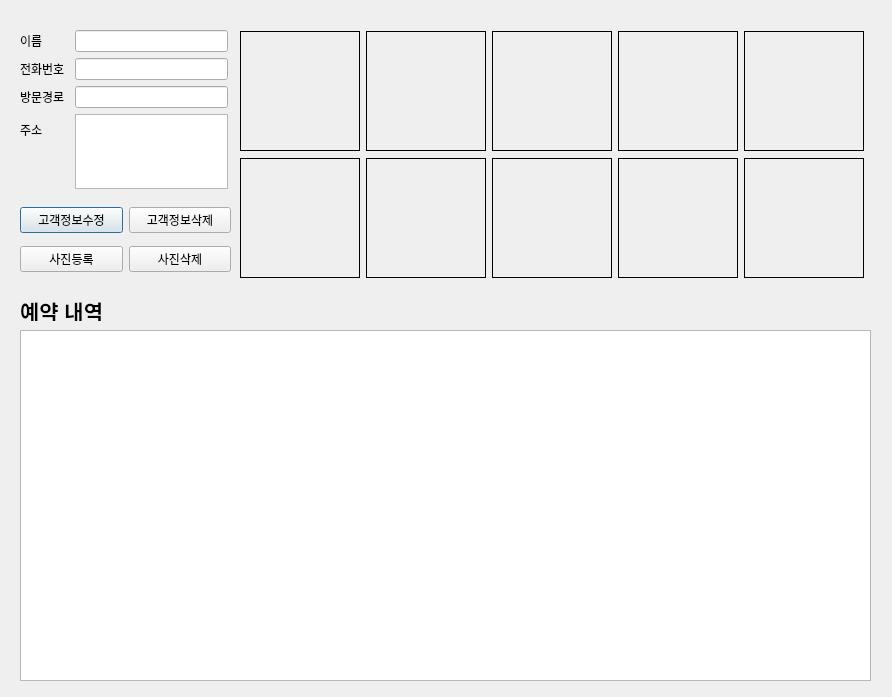
The window that SereneU/CustomerDetail.ui (rgvefc1/SereneU_window) describes before a commit, drawn with Qt 5.
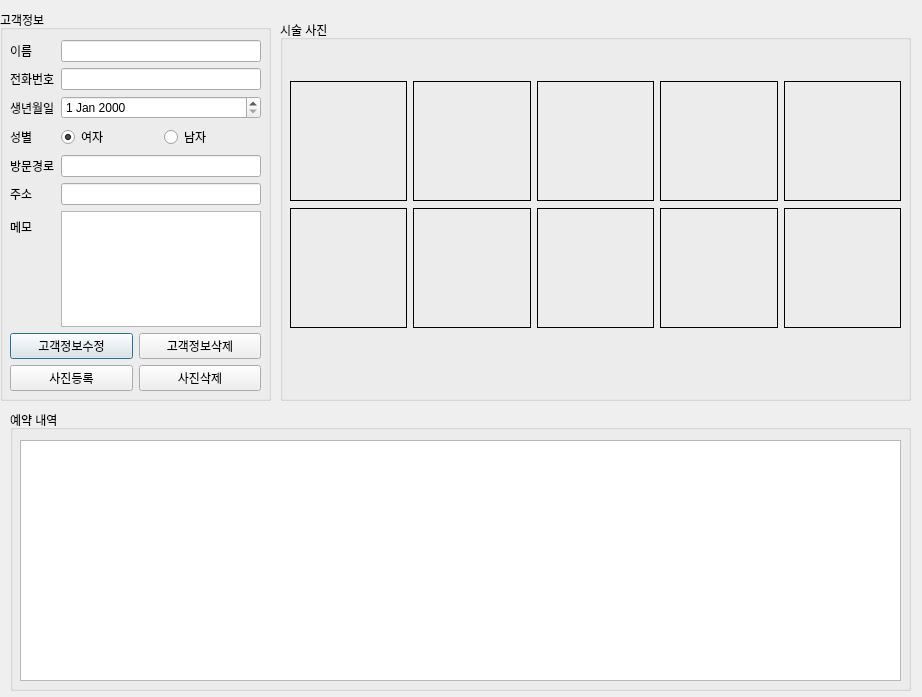
The same window after the commit. Icons and pictures are not drawn.

```diff
--- a/SereneU/CustomerDetail.ui
+++ b/SereneU/CustomerDetail.ui
@@ -6,417 +6,461 @@
    <rect>
     <x>0</x>
     <y>0</y>
-    <width>892</width>
+    <width>922</width>
     <height>697</height>
    </rect>
   </property>
   <property name="windowTitle">
    <string>Dialog</string>
   </property>
-  <widget class="QTableView" name="tableView">
+  <widget class="QGroupBox" name="groupBox">
    <property name="geometry">
     <rect>
-     <x>20</x>
-     <y>330</y>
-     <width>851</width>
-     <height>351</height>
+     <x>0</x>
+     <y>10</y>
+     <width>271</width>
+     <height>391</height>
     </rect>
    </property>
-  </widget>
-  <widget class="QWidget" name="verticalLayoutWidget">
-   <property name="geometry">
-    <rect>
-     <x>240</x>
-     <y>30</y>
-     <width>628</width>
-     <height>251</height>
-    </rect>
+   <property name="title">
+    <string>고객정보</string>
    </property>
-   <layout class="QVBoxLayout" name="verticalLayout">
-    <item>
-     <layout class="QHBoxLayout" name="horizontalLayout">
-      <item>
-       <widget class="QLabel" name="labelImg0">
-        <property name="maximumSize">
-         <size>
-          <width>120</width>
-          <height>120</height>
-         </size>
-        </property>
-        <property name="frameShape">
-         <enum>QFrame::Shape::Box</enum>
-        </property>
-        <property name="text">
-         <string/>
-        </property>
-        <property name="pixmap">
-         <pixmap resource="SereneU.qrc">:/images/default_img.jpg</pixmap>
-        </property>
-        <property name="scaledContents">
-         <bool>true</bool>
-        </property>
-       </widget>
-      </item>
-      <item>
-       <widget class="QLabel" name="labelImg1">
-        <property name="maximumSize">
-         <size>
-          <width>120</width>
-          <height>120</height>
-         </size>
-        </property>
-        <property name="frameShape">
-         <enum>QFrame::Shape::Box</enum>
-        </property>
-        <property name="text">
-         <string/>
-        </property>
-        <property name="pixmap">
-         <pixmap resource="SereneU.qrc">:/images/default_img.jpg</pixmap>
-        </property>
-        <property name="scaledContents">
-         <bool>true</bool>
-        </property>
-       </widget>
-      </item>
-      <item>
-       <widget class="QLabel" name="labelImg2">
-        <property name="maximumSize">
-         <size>
-          <width>120</width>
-          <height>120</height>
-         </size>
-        </property>
-        <property name="frameShape">
-         <enum>QFrame::Shape::Box</enum>
-        </property>
-        <property name="text">
-         <string/>
-        </property>
-        <property name="pixmap">
-         <pixmap resource="SereneU.qrc">:/images/default_img.jpg</pixmap>
-        </property>
-        <property name="scaledContents">
-         <bool>true</bool>
-        </property>
-       </widget>
-      </item>
-      <item>
-       <widget class="QLabel" name="labelImg3">
-        <property name="maximumSize">
-         <size>
-          <width>120</width>
-          <height>120</height>
-         </size>
-        </property>
-        <property name="frameShape">
-         <enum>QFrame::Shape::Box</enum>
-        </property>
-        <property name="text">
-         <string/>
-        </property>
-        <property name="pixmap">
-         <pixmap resource="SereneU.qrc">:/images/default_img.jpg</pixmap>
-        </property>
-        <property name="scaledContents">
-         <bool>true</bool>
-        </property>
-       </widget>
-      </item>
-      <item>
-       <widget class="QLabel" name="labelImg4">
-        <property name="maximumSize">
-         <size>
-          <width>120</width>
-          <height>120</height>
-         </size>
-        </property>
-        <property name="frameShape">
-         <enum>QFrame::Shape::Box</enum>
-        </property>
-        <property name="text">
-         <string/>
-        </property>
-        <property name="pixmap">
-         <pixmap resource="SereneU.qrc">:/images/default_img.jpg</pixmap>
-        </property>
-        <property name="scaledContents">
-         <bool>true</bool>
-        </property>
-       </widget>
-      </item>
-     </layout>
-    </item>
-    <item>
-     <layout class="QHBoxLayout" name="horizontalLayout_3">
-      <item>
-       <widget class="QLabel" name="labelImg5">
-        <property name="maximumSize">
-         <size>
-          <width>120</width>
-          <height>120</height>
-         </size>
-        </property>
-        <property name="frameShape">
-         <enum>QFrame::Shape::Box</enum>
-        </property>
-        <property name="text">
-         <string/>
-        </property>
-        <property name="pixmap">
-         <pixmap resource="SereneU.qrc">:/images/default_img.jpg</pixmap>
-        </property>
-        <property name="scaledContents">
-         <bool>true</bool>
-        </property>
-       </widget>
-      </item>
-      <item>
-       <widget class="QLabel" name="labelImg6">
-        <property name="maximumSize">
-         <size>
-          <width>120</width>
-          <height>120</height>
-         </size>
-        </property>
-        <property name="frameShape">
-         <enum>QFrame::Shape::Box</enum>
-        </property>
-        <property name="text">
-         <string/>
-        </property>
-        <property name="pixmap">
-         <pixmap resource="SereneU.qrc">:/images/default_img.jpg</pixmap>
-        </property>
-        <property name="scaledContents">
-         <bool>true</bool>
-        </property>
-       </widget>
-      </item>
-      <item>
-       <widget class="QLabel" name="labelImg7">
-        <property name="maximumSize">
-         <size>
-          <width>120</width>
-          <height>120</height>
-         </size>
-        </property>
-        <property name="frameShape">
-         <enum>QFrame::Shape::Box</enum>
-        </property>
-        <property name="text">
-         <string/>
-        </property>
-        <property name="pixmap">
-         <pixmap resource="SereneU.qrc">:/images/default_img.jpg</pixmap>
-        </property>
-        <property name="scaledContents">
-         <bool>true</bool>
-        </property>
-       </widget>
-      </item>
-      <item>
-       <widget class="QLabel" name="labelImg8">
-        <property name="maximumSize">
-         <size>
-          <width>120</width>
-          <height>120</height>
-         </size>
-        </property>
-        <property name="frameShape">
-         <enum>QFrame::Shape::Box</enum>
-        </property>
-        <property name="text">
-         <string/>
-        </property>
-        <property name="pixmap">
-         <pixmap resource="SereneU.qrc">:/images/default_img.jpg</pixmap>
-        </property>
-        <property name="scaledContents">
-         <bool>true</bool>
-        </property>
-       </widget>
-      </item>
-      <item>
-       <widget class="QLabel" name="labelImg9">
-        <property name="maximumSize">
-         <size>
-          <width>120</width>
-          <height>120</height>
-         </size>
-        </property>
-        <property name="frameShape">
-         <enum>QFrame::Shape::Box</enum>
-        </property>
-        <property name="text">
-         <string/>
-        </property>
-        <property name="pixmap">
-         <pixmap resource="SereneU.qrc">:/images/default_img.jpg</pixmap>
-        </property>
-        <property name="scaledContents">
-         <bool>true</bool>
-        </property>
-       </widget>
-      </item>
-     </layout>
-    </item>
-   </layout>
-  </widget>
-  <widget class="QWidget" name="formLayoutWidget">
-   <property name="geometry">
-    <rect>
-     <x>20</x>
-     <y>30</y>
-     <width>211</width>
-     <height>161</height>
-    </rect>
-   </property>
-   <layout class="QFormLayout" name="formLayout">
-    <property name="labelAlignment">
-     <set>Qt::AlignmentFlag::AlignLeading|Qt::AlignmentFlag::AlignLeft|Qt::AlignmentFlag::AlignVCenter</set>
+   <widget class="QWidget" name="verticalLayoutWidget_3">
+    <property name="geometry">
+     <rect>
+      <x>10</x>
+      <y>30</y>
+      <width>251</width>
+      <height>351</height>
+     </rect>
     </property>
-    <property name="formAlignment">
-     <set>Qt::AlignmentFlag::AlignCenter</set>
-    </property>
-    <property name="horizontalSpacing">
-     <number>10</number>
-    </property>
-    <property name="verticalSpacing">
-     <number>6</number>
-    </property>
-    <property name="leftMargin">
-     <number>0</number>
-    </property>
-    <property name="topMargin">
-     <number>0</number>
-    </property>
-    <property name="rightMargin">
-     <number>3</number>
-    </property>
-    <property name="bottomMargin">
-     <number>2</number>
-    </property>
-    <item row="0" column="1">
-     <widget class="QLineEdit" name="lineEdit"/>
-    </item>
-    <item row="1" column="1">
-     <widget class="QLineEdit" name="lineEdit_2"/>
-    </item>
-    <item row="2" column="1">
-     <widget class="QLineEdit" name="lineEdit_3"/>
-    </item>
-    <item row="3" column="1">
-     <widget class="QTextEdit" name="textEdit"/>
-    </item>
-    <item row="0" column="0">
-     <widget class="QLabel" name="label">
-      <property name="text">
-       <string>이름</string>
-      </property>
-     </widget>
-    </item>
-    <item row="1" column="0">
-     <widget class="QLabel" name="label_2">
-      <property name="text">
-       <string>전화번호</string>
-      </property>
-     </widget>
-    </item>
-    <item row="2" column="0">
-     <widget class="QLabel" name="label_3">
-      <property name="text">
-       <string>방문경로</string>
-      </property>
-     </widget>
-    </item>
-    <item row="3" column="0">
-     <widget class="QLabel" name="label_4">
-      <property name="text">
-       <string>주소</string>
-      </property>
-     </widget>
-    </item>
-   </layout>
+    <layout class="QVBoxLayout" name="verticalLayout_3">
+     <item>
+      <layout class="QHBoxLayout" name="horizontalLayout_6">
+       <item>
+        <layout class="QFormLayout" name="formLayout">
+         <item row="0" column="0">
+          <widget class="QLabel" name="label">
+           <property name="text">
+            <string>이름</string>
+           </property>
+          </widget>
+         </item>
+         <item row="0" column="1">
+          <widget class="QLineEdit" name="customerName"/>
+         </item>
+         <item row="1" column="0">
+          <widget class="QLabel" name="label_2">
+           <property name="text">
+            <string>전화번호</string>
+           </property>
+          </widget>
+         </item>
+         <item row="1" column="1">
+          <widget class="QLineEdit" name="customerPhone"/>
+         </item>
+         <item row="2" column="0">
+          <widget class="QLabel" name="label_3">
+           <property name="text">
+            <string>생년월일</string>
+           </property>
+          </widget>
+         </item>
+         <item row="2" column="1">
+          <widget class="QDateEdit" name="birthDate"/>
+         </item>
+         <item row="3" column="0">
+          <widget class="QLabel" name="label_4">
+           <property name="text">
+            <string>성별</string>
+           </property>
+          </widget>
+         </item>
+         <item row="3" column="1">
+          <layout class="QHBoxLayout" name="horizontalLayout_5">
+           <item>
+            <widget class="QRadioButton" name="gender0">
+             <property name="text">
+              <string>여자</string>
+             </property>
+             <property name="checked">
+              <bool>true</bool>
+             </property>
+            </widget>
+           </item>
+           <item>
+            <widget class="QRadioButton" name="gender1">
+             <property name="text">
+              <string>남자</string>
+             </property>
+            </widget>
+           </item>
+          </layout>
+         </item>
+         <item row="4" column="0">
+          <widget class="QLabel" name="label_8">
+           <property name="text">
+            <string>방문경로</string>
+           </property>
+          </widget>
+         </item>
+         <item row="4" column="1">
+          <widget class="QLineEdit" name="visitRoot"/>
+         </item>
+         <item row="5" column="0">
+          <widget class="QLabel" name="label_6">
+           <property name="text">
+            <string>주소</string>
+           </property>
+          </widget>
+         </item>
+         <item row="5" column="1">
+          <widget class="QLineEdit" name="address"/>
+         </item>
+         <item row="6" column="0">
+          <widget class="QLabel" name="label_7">
+           <property name="text">
+            <string>메모</string>
+           </property>
+          </widget>
+         </item>
+         <item row="6" column="1">
+          <widget class="QPlainTextEdit" name="memo"/>
+         </item>
+        </layout>
+       </item>
+      </layout>
+     </item>
+     <item>
+      <layout class="QVBoxLayout" name="verticalLayout_2">
+       <item>
+        <layout class="QHBoxLayout" name="horizontalLayout_2">
+         <property name="spacing">
+          <number>6</number>
+         </property>
+         <property name="topMargin">
+          <number>0</number>
+         </property>
+         <item>
+          <widget class="QPushButton" name="updateCustomer">
+           <property name="text">
+            <string>고객정보수정</string>
+           </property>
+          </widget>
+         </item>
+         <item>
+          <widget class="QPushButton" name="deleteCustomer">
+           <property name="text">
+            <string>고객정보삭제</string>
+           </property>
+          </widget>
+         </item>
+        </layout>
+       </item>
+       <item>
+        <layout class="QHBoxLayout" name="horizontalLayout_4">
+         <property name="spacing">
+          <number>6</number>
+         </property>
+         <property name="topMargin">
+          <number>0</number>
+         </property>
+         <item>
+          <widget class="QPushButton" name="uploadImg">
+           <property name="text">
+            <string>사진등록</string>
+           </property>
+          </widget>
+         </item>
+         <item>
+          <widget class="QPushButton" name="deleteImg">
+           <property name="text">
+            <string>사진삭제</string>
+           </property>
+          </widget>
+         </item>
+        </layout>
+       </item>
+      </layout>
+     </item>
+    </layout>
+   </widget>
   </widget>
-  <widget class="QWidget" name="verticalLayoutWidget_2">
+  <widget class="QGroupBox" name="groupBox_2">
    <property name="geometry">
     <rect>
-     <x>20</x>
-     <y>200</y>
-     <width>211</width>
-     <height>80</height>
+     <x>10</x>
+     <y>410</y>
+     <width>901</width>
+     <height>281</height>
     </rect>
    </property>
-   <layout class="QVBoxLayout" name="verticalLayout_2">
-    <item>
-     <layout class="QHBoxLayout" name="horizontalLayout_2">
-      <property name="spacing">
-       <number>6</number>
-      </property>
-      <property name="topMargin">
-       <number>0</number>
-      </property>
-      <item>
-       <widget class="QPushButton" name="pushButton">
-        <property name="text">
-         <string>고객정보수정</string>
-        </property>
-       </widget>
-      </item>
-      <item>
-       <widget class="QPushButton" name="pushButton_2">
-        <property name="text">
-         <string>고객정보삭제</string>
-        </property>
-       </widget>
-      </item>
-     </layout>
-    </item>
-    <item>
-     <layout class="QHBoxLayout" name="horizontalLayout_4">
-      <property name="spacing">
-       <number>6</number>
-      </property>
-      <property name="topMargin">
-       <number>0</number>
-      </property>
-      <item>
-       <widget class="QPushButton" name="pushButton_3">
-        <property name="text">
-         <string>사진등록</string>
-        </property>
-       </widget>
-      </item>
-      <item>
-       <widget class="QPushButton" name="pushButton_4">
-        <property name="text">
-         <string>사진삭제</string>
-        </property>
-       </widget>
-      </item>
-     </layout>
-    </item>
-   </layout>
-  </widget>
-  <widget class="QLabel" name="label_5">
-   <property name="geometry">
-    <rect>
-     <x>20</x>
-     <y>300</y>
-     <width>141</width>
-     <height>21</height>
-    </rect>
-   </property>
-   <property name="font">
-    <font>
-     <pointsize>16</pointsize>
-     <bold>true</bold>
-    </font>
-   </property>
-   <property name="text">
+   <property name="title">
     <string>예약 내역</string>
    </property>
+   <widget class="QTableView" name="reservationView">
+    <property name="geometry">
+     <rect>
+      <x>10</x>
+      <y>30</y>
+      <width>881</width>
+      <height>241</height>
+     </rect>
+    </property>
+   </widget>
+  </widget>
+  <widget class="QGroupBox" name="groupBox_3">
+   <property name="geometry">
+    <rect>
+     <x>280</x>
+     <y>20</y>
+     <width>631</width>
+     <height>381</height>
+    </rect>
+   </property>
+   <property name="title">
+    <string>시술 사진</string>
+   </property>
+   <widget class="QWidget" name="verticalLayoutWidget">
+    <property name="geometry">
+     <rect>
+      <x>10</x>
+      <y>60</y>
+      <width>611</width>
+      <height>251</height>
+     </rect>
+    </property>
+    <layout class="QVBoxLayout" name="verticalLayout">
+     <item>
+      <layout class="QHBoxLayout" name="horizontalLayout">
+       <item>
+        <widget class="QLabel" name="labelImg0">
+         <property name="maximumSize">
+          <size>
+           <width>120</width>
+           <height>120</height>
+          </size>
+         </property>
+         <property name="frameShape">
+          <enum>QFrame::Shape::Box</enum>
+         </property>
+         <property name="text">
+          <string/>
+         </property>
+         <property name="pixmap">
+          <pixmap resource="SereneU.qrc">:/images/default_img.jpg</pixmap>
+         </property>
+         <property name="scaledContents">
+          <bool>true</bool>
+         </property>
+        </widget>
+       </item>
+       <item>
+        <widget class="QLabel" name="labelImg1">
+         <property name="maximumSize">
+          <size>
+           <width>120</width>
+           <height>120</height>
+          </size>
+         </property>
+         <property name="frameShape">
+          <enum>QFrame::Shape::Box</enum>
+         </property>
+         <property name="text">
+          <string/>
+         </property>
+         <property name="pixmap">
+          <pixmap resource="SereneU.qrc">:/images/default_img.jpg</pixmap>
+         </property>
+         <property name="scaledContents">
+          <bool>true</bool>
+         </property>
+        </widget>
+       </item>
+       <item>
+        <widget class="QLabel" name="labelImg2">
+         <property name="maximumSize">
+          <size>
+           <width>120</width>
+           <height>120</height>
+          </size>
+         </property>
+         <property name="frameShape">
+          <enum>QFrame::Shape::Box</enum>
+         </property>
+         <property name="text">
+          <string/>
+         </property>
+         <property name="pixmap">
+          <pixmap resource="SereneU.qrc">:/images/default_img.jpg</pixmap>
+         </property>
+         <property name="scaledContents">
+          <bool>true</bool>
+         </property>
+        </widget>
+       </item>
+       <item>
+        <widget class="QLabel" name="labelImg3">
+         <property name="maximumSize">
+          <size>
+           <width>120</width>
+           <height>120</height>
+          </size>
+         </property>
+         <property name="frameShape">
+          <enum>QFrame::Shape::Box</enum>
+         </property>
+         <property name="text">
+          <string/>
+         </property>
+         <property name="pixmap">
+          <pixmap resource="SereneU.qrc">:/images/default_img.jpg</pixmap>
+         </property>
+         <property name="scaledContents">
+          <bool>true</bool>
+         </property>
+        </widget>
+       </item>
+       <item>
+        <widget class="QLabel" name="labelImg4">
+         <property name="maximumSize">
+          <size>
+           <width>120</width>
+           <height>120</height>
+          </size>
+         </property>
+         <property name="frameShape">
+          <enum>QFrame::Shape::Box</enum>
+         </property>
+         <property name="text">
+          <string/>
+         </property>
+         <property name="pixmap">
+          <pixmap resource="SereneU.qrc">:/images/default_img.jpg</pixmap>
+         </property>
+         <property name="scaledContents">
+          <bool>true</bool>
+         </property>
+        </widget>
+       </item>
+      </layout>
+     </item>
+     <item>
+      <layout class="QHBoxLayout" name="horizontalLayout_3">
+       <item>
+        <widget class="QLabel" name="labelImg5">
+         <property name="maximumSize">
+          <size>
+           <width>120</width>
+           <height>120</height>
+          </size>
+         </property>
+         <property name="frameShape">
+          <enum>QFrame::Shape::Box</enum>
+         </property>
+         <property name="text">
+          <string/>
+         </property>
+         <property name="pixmap">
+          <pixmap resource="SereneU.qrc">:/images/default_img.jpg</pixmap>
+         </property>
+         <property name="scaledContents">
+          <bool>true</bool>
+         </property>
+        </widget>
+       </item>
+       <item>
+        <widget class="QLabel" name="labelImg6">
+         <property name="maximumSize">
+          <size>
+           <width>120</width>
+           <height>120</height>
+          </size>
+         </property>
+         <property name="frameShape">
+          <enum>QFrame::Shape::Box</enum>
+         </property>
+         <property name="text">
+          <string/>
+         </property>
+         <property name="pixmap">
+          <pixmap resource="SereneU.qrc">:/images/default_img.jpg</pixmap>
+         </property>
+         <property name="scaledContents">
+          <bool>true</bool>
+         </property>
+        </widget>
+       </item>
+       <item>
+        <widget class="QLabel" name="labelImg7">
+         <property name="maximumSize">
+          <size>
+           <width>120</width>
+           <height>120</height>
+          </size>
+         </property>
+         <property name="frameShape">
+          <enum>QFrame::Shape::Box</enum>
+         </property>
+         <property name="text">
+          <string/>
+         </property>
+         <property name="pixmap">
+          <pixmap resource="SereneU.qrc">:/images/default_img.jpg</pixmap>
+         </property>
+         <property name="scaledContents">
+          <bool>true</bool>
+         </property>
+        </widget>
+       </item>
+       <item>
+        <widget class="QLabel" name="labelImg8">
+         <property name="maximumSize">
+          <size>
+           <width>120</width>
+           <height>120</height>
+          </size>
+         </property>
+         <property name="frameShape">
+          <enum>QFrame::Shape::Box</enum>
+         </property>
+         <property name="text">
+          <string/>
+         </property>
+         <property name="pixmap">
+          <pixmap resource="SereneU.qrc">:/images/default_img.jpg</pixmap>
+         </property>
+         <property name="scaledContents">
+          <bool>true</bool>
+         </property>
+        </widget>
+       </item>
+       <item>
+        <widget class="QLabel" name="labelImg9">
+         <property name="maximumSize">
+          <size>
+           <width>120</width>
+           <height>120</height>
+          </size>
+         </property>
+         <property name="frameShape">
+          <enum>QFrame::Shape::Box</enum>
+         </property>
+         <property name="text">
+          <string/>
+         </property>
+         <property name="pixmap">
+          <pixmap resource="SereneU.qrc">:/images/default_img.jpg</pixmap>
+         </property>
+         <property name="scaledContents">
+          <bool>true</bool>
+         </property>
+        </widget>
+       </item>
+      </layout>
+     </item>
+    </layout>
+   </widget>
   </widget>
  </widget>
  <resources>
```
